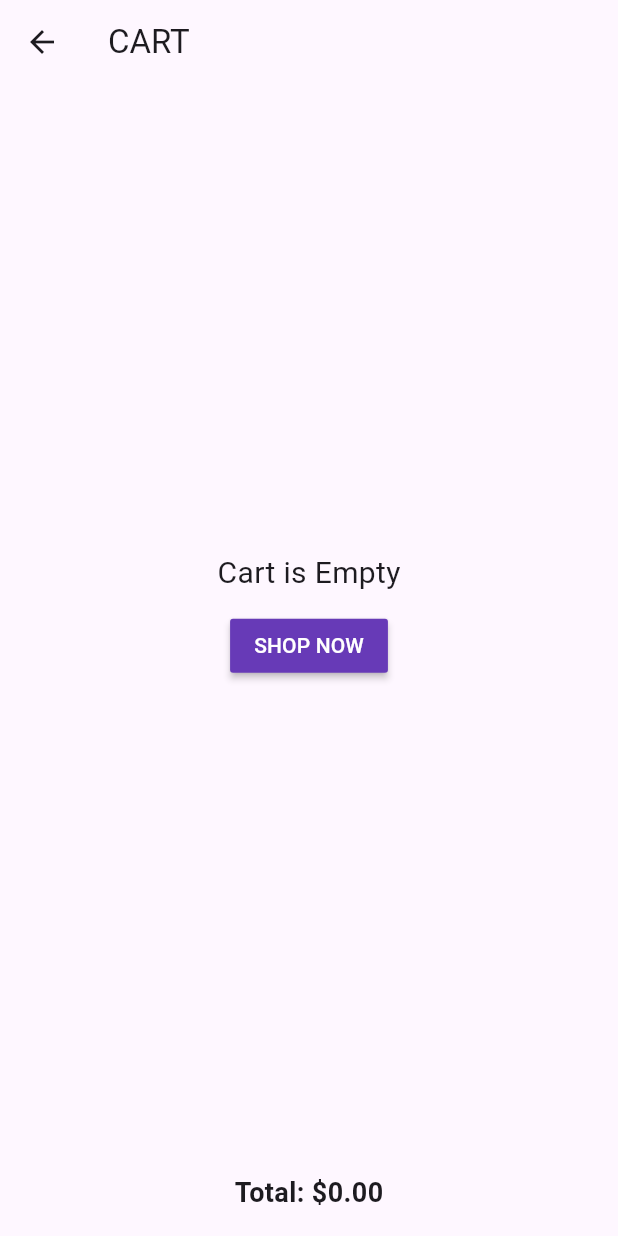
After one commit to 0xsreejith/getxBasics, a Flutter app: the CartView screen opened by its route, on a phone screen of 412 x 824 dp. The commit adds this screen. Run offline on Flutter 3.47's test engine with Material 3 defaults, Android fonts, the phone set to English and light mode, and no system bars; our stand-ins replace get.

Commit message:
feat : Cart added | understand getx statemanagement

```diff
--- /dev/null
+++ b/lib/app/modules/product/view/cart_view.dart
@@ -0,0 +1,76 @@
+import 'package:flutter/material.dart';
+import 'package:get/get.dart';
+import 'package:simple_app/app/modules/product/controlers/cart_controller.dart';
+
+class CartView extends StatelessWidget {
+  final CartController cartController = Get.find<CartController>();
+
+  CartView({super.key});
+
+  @override
+  Widget build(BuildContext context) {
+    return Scaffold(
+      appBar: AppBar(
+        title: Text("CART"),
+      ),
+      body: Column(
+        children: [
+          Expanded(
+            child: Obx(() {
+              if (cartController.cartItems.isEmpty) {
+                return Center(
+                  child: Column(
+                    mainAxisAlignment: MainAxisAlignment.center,
+                    children: [
+                      Text(
+                        "Cart is Empty",
+                        style: TextStyle(fontSize: 20),
+                      ),
+                      const SizedBox(height: 10),
+                      MaterialButton(
+                        color: Colors.deepPurple,
+                        onPressed: () {
+                          Get.toNamed('/');
+                        },
+                        child: Text(
+                          "SHOP NOW",
+                          style: TextStyle(color: Colors.white),
+                        ),
+                      ),
+                    ],
+                  ),
+                );
+              } else {
+                return ListView.builder(
+                  itemCount: cartController.cartItems.length,
+                  itemBuilder: (context, index) {
+                    final item = cartController.cartItems[index];
+                    return ListTile(
+                      title: Text(item.name),
+                      subtitle: Text("\$${item.price}"),
+                      trailing: IconButton(
+                        icon: Icon(Icons.remove_circle_outline),
+                        onPressed: () {
+                          cartController.removeFromCart(item);
+                        },
+                      ),
+                    );
+                  },
+                );
+              }
+            }),
+          ),
+          Obx(() {
+            return Padding(
+              padding: const EdgeInsets.all(16),
+              child: Text(
+                "Total: \$${cartController.totalPrice.value.toStringAsFixed(2)}",
+                style: TextStyle(fontSize: 18, fontWeight: FontWeight.bold),
+              ),
+            );
+          }),
+        ],
+      ),
+    );
+  }
+}
--- a/lib/app/modules/product/view/product_view.dart
+++ b/lib/app/modules/product/view/product_view.dart
@@ -4,6 +4,7 @@ import 'package:simple_app/app/modules/product/controlers/product_controller.dar
 
 class ProductView extends StatelessWidget {
   final ProductController productController = Get.put(ProductController());
+
   ProductView({super.key});
 
   @override
@@ -11,6 +12,14 @@ class ProductView extends StatelessWidget {
     return Scaffold(
       appBar: AppBar(
         title: const Text("Products"),
+        actions: [
+          IconButton(
+            icon: const Icon(Icons.shopping_cart),
+            onPressed: () {
+              Get.toNamed('/cart');
+            },
+          )
+        ],
       ),
       body: Obx(() {
         return ListView.builder(
@@ -21,7 +30,7 @@ class ProductView extends StatelessWidget {
                 title: Text(product.name),
                 subtitle: Text("\$${product.price}"),
                 onTap: () {
-                  Get.toNamed('/product-details',arguments: product);
+                  Get.toNamed('/product-details', arguments: product);
                 },
               );
             });
--- a/lib/app/routes/app_pages.dart
+++ b/lib/app/routes/app_pages.dart
@@ -1,4 +1,5 @@
 import 'package:get/get_navigation/src/routes/get_route.dart';
+import 'package:simple_app/app/modules/product/view/cart_view.dart';
 import 'package:simple_app/app/modules/product/view/product_details.dart';
 import 'package:simple_app/app/modules/product/view/product_view.dart';
 import 'package:simple_app/app/routes/app_routes.dart';
@@ -6,6 +7,7 @@ import 'package:simple_app/app/routes/app_routes.dart';
 class AppPages {
   static final routes = [
     GetPage(name: AppRoutes.home, page: () => ProductView()),
-    GetPage(name: AppRoutes.productDetails, page: ()=>ProductDetails())
+    GetPage(name: AppRoutes.productDetails, page: ()=>ProductDetails()),
+    GetPage(name: AppRoutes.cart, page: ()=> CartView())
   ];
 }
--- a/lib/app/routes/app_routes.dart
+++ b/lib/app/routes/app_routes.dart
@@ -1,5 +1,5 @@
 class AppRoutes {
   static const String home = '/';
   static const String productDetails = '/product-details';
-
+  static const String cart = '/cart';
 }
--- a/lib/main.dart
+++ b/lib/main.dart
@@ -1,9 +1,12 @@
 import 'package:flutter/material.dart';
+import 'package:get/get.dart';
 import 'package:get/get_navigation/src/root/get_material_app.dart';
+import 'package:simple_app/app/modules/product/controlers/cart_controller.dart';
 import 'package:simple_app/app/routes/app_pages.dart';
 import 'package:simple_app/app/routes/app_routes.dart';
 
 void main() {
+  Get.put(CartController());
   runApp(const MyApp());
 }
 
```
Also changed, not shown: lib/app/modules/product/controlers/cart_controller.dart (added, +27 -0 lines), lib/app/modules/product/view/product_details.dart (+10 -2 lines).
